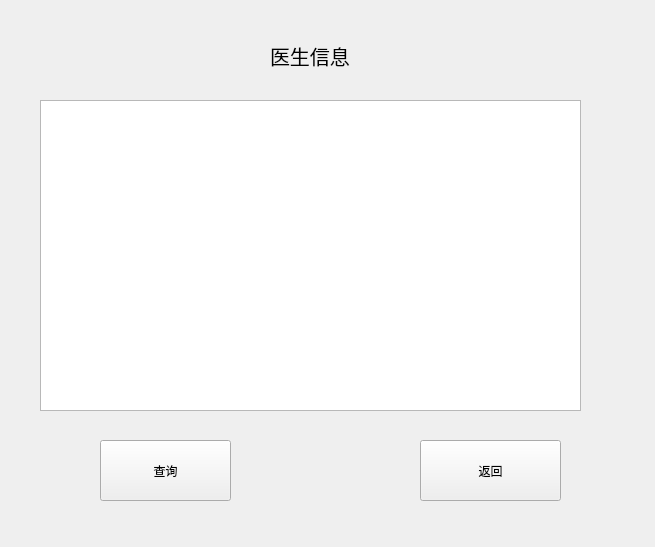
Before: the Qt Designer form medical_client/seedoctorinfo.ui in Gray7118/SMS-Smart_Medical_System, drawn with Qt 5.
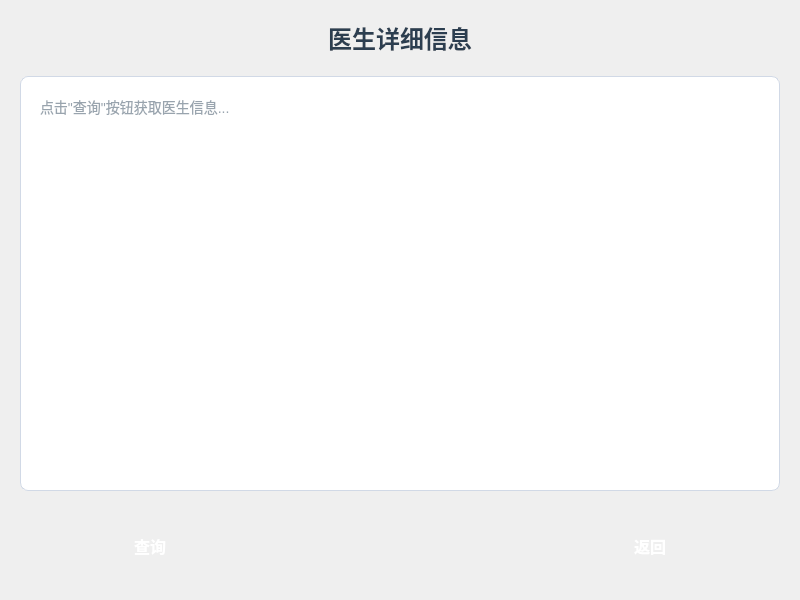
After: the same form once the commit is applied.

```diff
--- a/medical_client/seedoctorinfo.ui
+++ b/medical_client/seedoctorinfo.ui
@@ -6,67 +6,165 @@
    <rect>
     <x>0</x>
     <y>0</y>
-    <width>655</width>
-    <height>547</height>
+    <width>800</width>
+    <height>600</height>
    </rect>
   </property>
   <property name="windowTitle">
    <string>Form</string>
   </property>
-  <widget class="QLabel" name="label_seedoctorinfo">
-   <property name="geometry">
-    <rect>
-     <x>270</x>
-     <y>30</y>
-     <width>201</width>
-     <height>51</height>
-    </rect>
+  <property name="styleSheet">
+   <string notr="true">
+    /* 主窗口背景 */
+    QWidget#seedoctorinfo {
+        background-color: qlineargradient(
+            x1:0, y1:0, x2:0, y2:1,
+            stop:0 #e3f2fd,
+            stop:1 #ffffff
+        );
+        font-family: "Microsoft YaHei";
+    }
+
+    /* 标题样式 */
+    QLabel#titleLabel {
+        color: #2c3e50;
+        font-size: 24px;
+        font-weight: bold;
+    }
+
+    /* 信息显示区域 */
+    QTextEdit#mydoctor_info {
+        background-color: white;
+        border: 1px solid #d1d9e6;
+        border-radius: 8px;
+        padding: 15px;
+        font-size: 14px;
+        color: #34495e;
+    }
+
+    /* 按钮基础样式 */
+    QPushButton {
+        border-radius: 8px;
+        border: none;
+        color: white;
+        font-weight: bold;
+        padding: 12px 30px;  /* 增加内边距使按钮更大 */
+        min-width: 200px;    /* 增加最小宽度 */
+        min-height: 45px;    /* 增加最小高度 */
+        font-size: 16px;     /* 增大字体 */
+        background: qlineargradient(x1:0, y1:0, x2:0, y2:1,
+                                   stop:0 #42a5f5,
+                                   stop:1 #1976d2);  /* 增强基础渐变对比 */
+    }
+
+    /* 查询按钮 */
+    #doctorinfo_search {
+        background: qlineargradient(x1:0, y1:0, x2:0, y2:1,
+                                   stop:0 #42a5f5,
+                                   stop:1 #1976d2);
+    }
+    #doctorinfo_search:hover {
+        background: qlineargradient(x1:0, y1:0, x2:0, y2:1,
+                                   stop:0 #2196f3,
+                                   stop:1 #1565c0);
+    }
+    #doctorinfo_search:pressed {
+        background: qlineargradient(x1:0, y1:0, x2:0, y2:1,
+                                   stop:0 #1976d2,
+                                   stop:1 #0d47a1);
+    }
+
+    /* 返回按钮 */
+    #doctorinfo_return {
+        background: qlineargradient(x1:0, y1:0, x2:0, y2:1,
+                                   stop:0 #78909c,
+                                   stop:1 #455a64);  /* 增强基础渐变对比 */
+    }
+    #doctorinfo_return:hover {
+        background: qlineargradient(x1:0, y1:0, x2:0, y2:1,
+                                   stop:0 #607d8b,
+                                   stop:1 #37474f);
+    }
+    #doctorinfo_return:pressed {
+        background: qlineargradient(x1:0, y1:0, x2:0, y2:1,
+                                   stop:0 #455a64,
+                                   stop:1 #263238);
+    }
+   </string>
+  </property>
+  <layout class="QVBoxLayout" name="mainLayout">
+   <property name="spacing">
+    <number>20</number>
    </property>
-   <property name="font">
-    <font>
-     <pointsize>15</pointsize>
-    </font>
+   <property name="margin">
+    <number>20</number>
    </property>
-   <property name="text">
-    <string>医生信息</string>
-   </property>
-  </widget>
-  <widget class="QPushButton" name="doctorinfo_return">
-   <property name="geometry">
-    <rect>
-     <x>420</x>
-     <y>440</y>
-     <width>141</width>
-     <height>61</height>
-    </rect>
-   </property>
-   <property name="text">
-    <string>返回</string>
-   </property>
-  </widget>
-  <widget class="QTextEdit" name="mydoctor_info">
-   <property name="geometry">
-    <rect>
-     <x>40</x>
-     <y>100</y>
-     <width>541</width>
-     <height>311</height>
-    </rect>
-   </property>
-  </widget>
-  <widget class="QPushButton" name="doctorinfo_search">
-   <property name="geometry">
-    <rect>
-     <x>100</x>
-     <y>440</y>
-     <width>131</width>
-     <height>61</height>
-    </rect>
-   </property>
-   <property name="text">
-    <string>查询</string>
-   </property>
-  </widget>
+   <item>
+    <widget class="QLabel" name="titleLabel">
+     <property name="text">
+      <string>医生详细信息</string>
+     </property>
+     <property name="alignment">
+      <set>Qt::AlignCenter</set>
+     </property>
+     <property name="font">
+      <font>
+       <family>Microsoft YaHei</family>
+       <pointsize>20</pointsize>
+       <weight>75</weight>
+       <bold>true</bold>
+      </font>
+     </property>
+    </widget>
+   </item>
+   <item>
+    <widget class="QTextEdit" name="mydoctor_info">
+     <property name="readOnly">
+      <bool>true</bool>
+     </property>
+     <property name="placeholderText">
+      <string>点击"查询"按钮获取医生信息...</string>
+     </property>
+    </widget>
+   </item>
+   <item>
+    <layout class="QHBoxLayout" name="buttonLayout">
+     <item>
+      <widget class="QPushButton" name="doctorinfo_search">
+       <property name="text">
+        <string>查询</string>
+       </property>
+       <property name="objectName">
+        <string>doctorinfo_search</string>
+       </property>
+      </widget>
+     </item>
+     <item>
+      <spacer name="horizontalSpacer">
+       <property name="orientation">
+        <enum>Qt::Horizontal</enum>
+       </property>
+       <property name="sizeHint" stdset="0">
+        <size>
+         <width>40</width>
+         <height>20</height>
+        </size>
+       </property>
+      </spacer>
+     </item>
+     <item>
+      <widget class="QPushButton" name="doctorinfo_return">
+       <property name="text">
+        <string>返回</string>
+       </property>
+       <property name="objectName">
+        <string>doctorinfo_return</string>
+       </property>
+      </widget>
+     </item>
+    </layout>
+   </item>
+  </layout>
  </widget>
  <resources/>
  <connections/>
```
Left out of the diff: 2 changed lines with no effect on the pictures.
